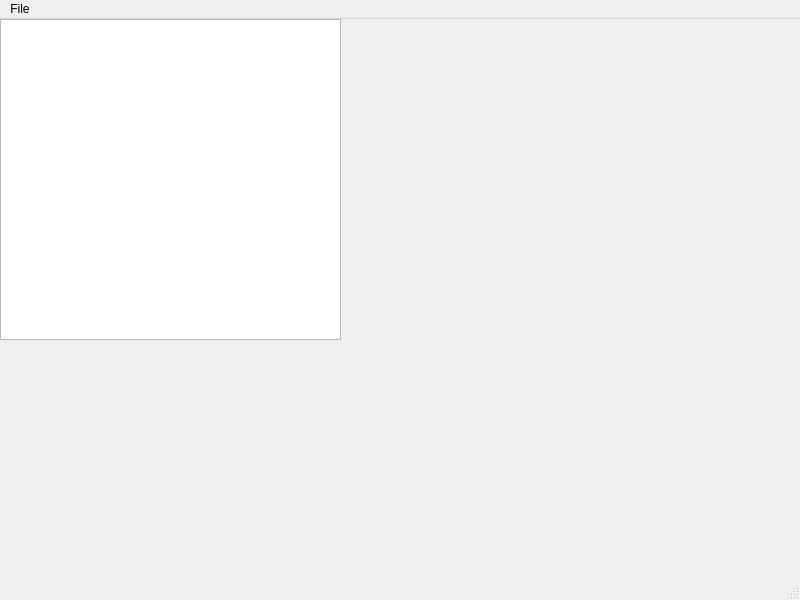
cyduoot/pypaint, file mainwindow.ui: the form before one commit.
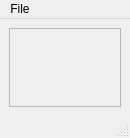
The form after the commit.

What changed in the file:
```diff
--- a/mainwindow.ui
+++ b/mainwindow.ui
@@ -6,31 +6,68 @@
    <rect>
     <x>0</x>
     <y>0</y>
-    <width>800</width>
-    <height>600</height>
+    <width>130</width>
+    <height>138</height>
    </rect>
   </property>
   <property name="windowTitle">
    <string>MainWindow</string>
   </property>
   <widget class="QWidget" name="centralwidget">
-   <widget class="QGraphicsView" name="graphicsView">
+   <layout class="QHBoxLayout" name="horizontalLayout">
+    <item>
+     <widget class="QScrollArea" name="scrollArea">
+      <property name="verticalScrollBarPolicy">
+       <enum>Qt::ScrollBarAsNeeded</enum>
+      </property>
+      <property name="horizontalScrollBarPolicy">
+       <enum>Qt::ScrollBarAsNeeded</enum>
+      </property>
+      <property name="sizeAdjustPolicy">
+       <enum>QAbstractScrollArea::AdjustIgnored</enum>
+      </property>
+      <property name="widgetResizable">
+       <bool>true</bool>
+      </property>
+      <widget class="QWidget" name="scrollAreaWidgetContents">
     <property name="geometry">
      <rect>
       <x>0</x>
       <y>0</y>
-      <width>341</width>
-      <height>321</height>
-     </rect>
-    </property>
-   </widget>
+         <width>110</width>
+         <height>73</height>
+        </rect>
+       </property>
+       <property name="sizePolicy">
+        <sizepolicy hsizetype="Expanding" vsizetype="Expanding">
+         <horstretch>0</horstretch>
+         <verstretch>0</verstretch>
+        </sizepolicy>
+       </property>
+       <widget class="QLabel" name="board">
+        <property name="geometry">
+         <rect>
+          <x>0</x>
+          <y>0</y>
+          <width>54</width>
+          <height>12</height>
+         </rect>
+        </property>
+        <property name="text">
+         <string/>
+        </property>
+       </widget>
+      </widget>
+     </widget>
+    </item>
+   </layout>
   </widget>
   <widget class="QMenuBar" name="menubar">
    <property name="geometry">
     <rect>
      <x>0</x>
      <y>0</y>
-     <width>800</width>
+     <width>130</width>
      <height>23</height>
     </rect>
    </property>
```
Lines whose indentation alone changed are shown as unchanged.
